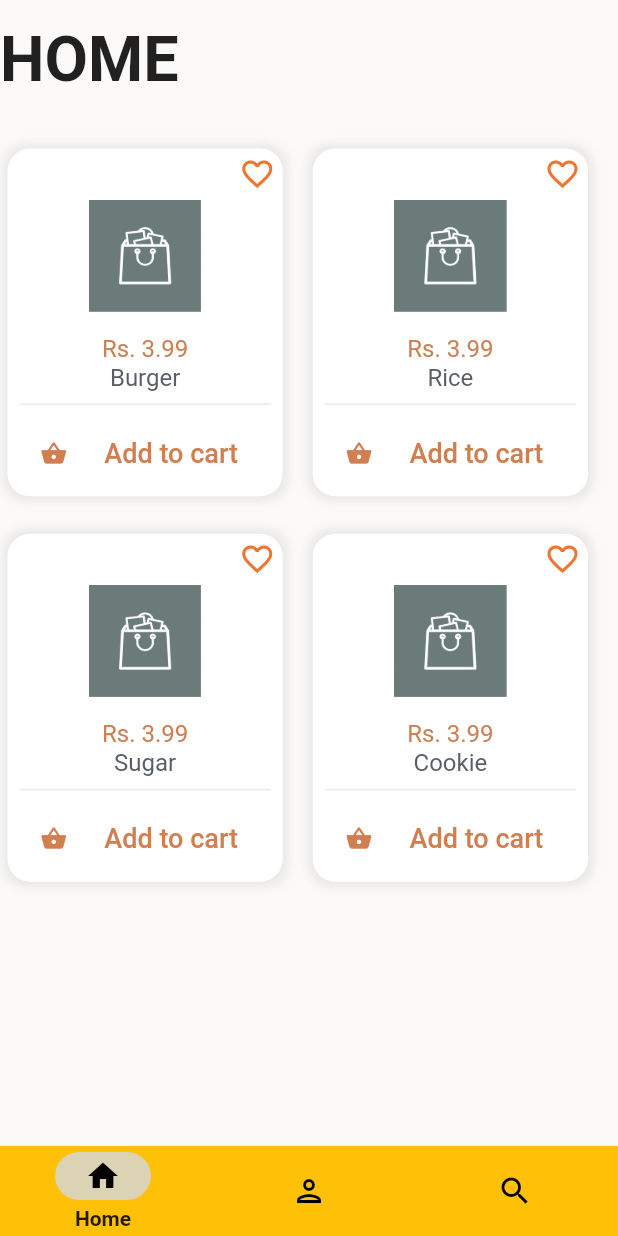
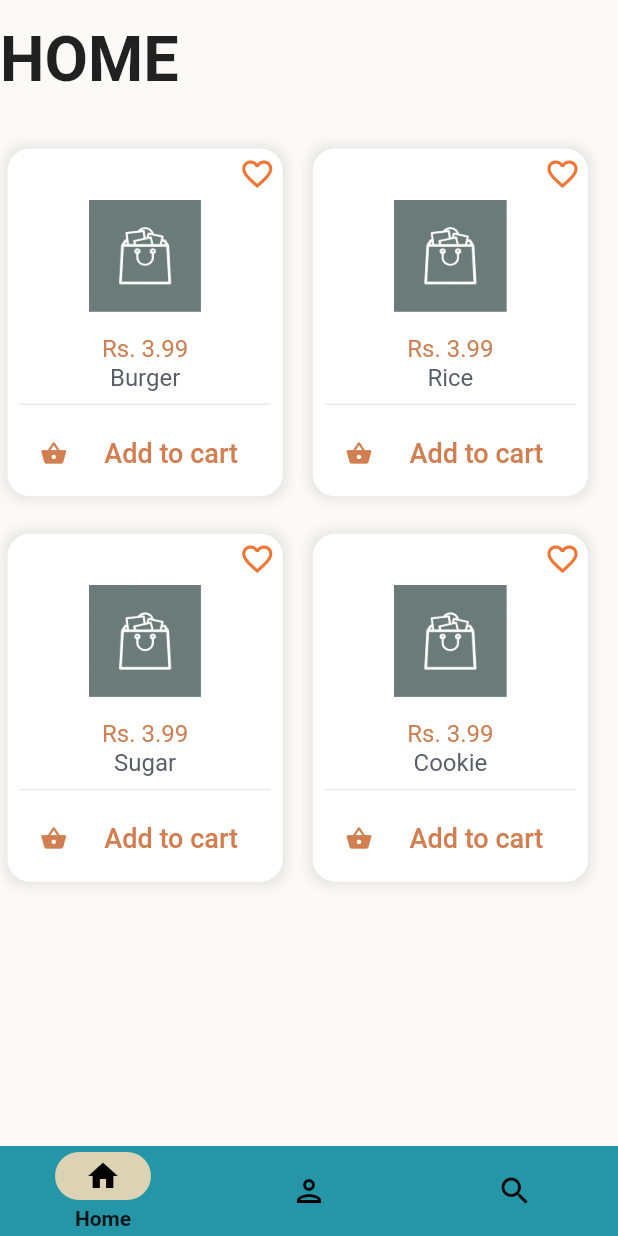
Before and after one commit to Nithinantjo/Final_year_project, a Flutter app: the HomePage screen opened directly, on a phone screen of 412 x 824 dp. Run offline on Flutter 3.47's test engine with Material 2 defaults, Android fonts, the phone set to English and light mode, and no system bars; our stand-ins replace shared_preferences; accounts and stored records are empty; network calls fail; Roboto replaces fonts that are missing (Varela).

Commit message:
error ind

```diff
--- a/lib/cards.dart
+++ b/lib/cards.dart
@@ -25,6 +25,13 @@ class _CardsState extends State<Cards> {
   }
   @override
   Widget build(BuildContext context) {
+    String Name = "";
+    if(widget.name.length<12){
+      Name = widget.name;
+    }
+    else{
+      Name = widget.name.substring(0,8) + "...";
+    }
     return Padding(
           padding:
               const EdgeInsets.only(top: 5.0, bottom: 5.0, left: 5.0, right: 5.0),
@@ -75,7 +82,7 @@ class _CardsState extends State<Cards> {
                             color: Color(0xFFCC8053),
                             fontFamily: 'Varela',
                             fontSize: 16.0)),
-                    Text(widget.name,
+                    Text(Name,
                         style: const TextStyle(
                             color: Color(0xFF575E67),
                             fontFamily: 'Varela',
--- a/lib/cart.dart
+++ b/lib/cart.dart
@@ -45,7 +45,7 @@ class _CartState extends State<Cart> {
     return Scaffold(
       backgroundColor: Color(0xFFFCFAF8),
       body: isLoading
-          ? const CircularProgressIndicator()
+          ? const Center(child: CircularProgressIndicator())
           : ListView(children: [
               const Text('CART',
                   style: TextStyle(
--- a/lib/homepage.dart
+++ b/lib/homepage.dart
@@ -28,7 +28,7 @@ class _HomePageState extends State<HomePage> {
           ),
           child: NavigationBar(
             height: 60,
-            backgroundColor: Colors.amber,
+            backgroundColor: Color.fromARGB(255, 36, 150, 168),
             labelBehavior: NavigationDestinationLabelBehavior.onlyShowSelected,
             selectedIndex: index,
             onDestinationSelected: (index) =>
```
Also changed, not shown: lib/details.dart (+54 -2 lines), lib/profile.dart (+7 -2 lines), lib/services/api.dart (+27 -0 lines).
